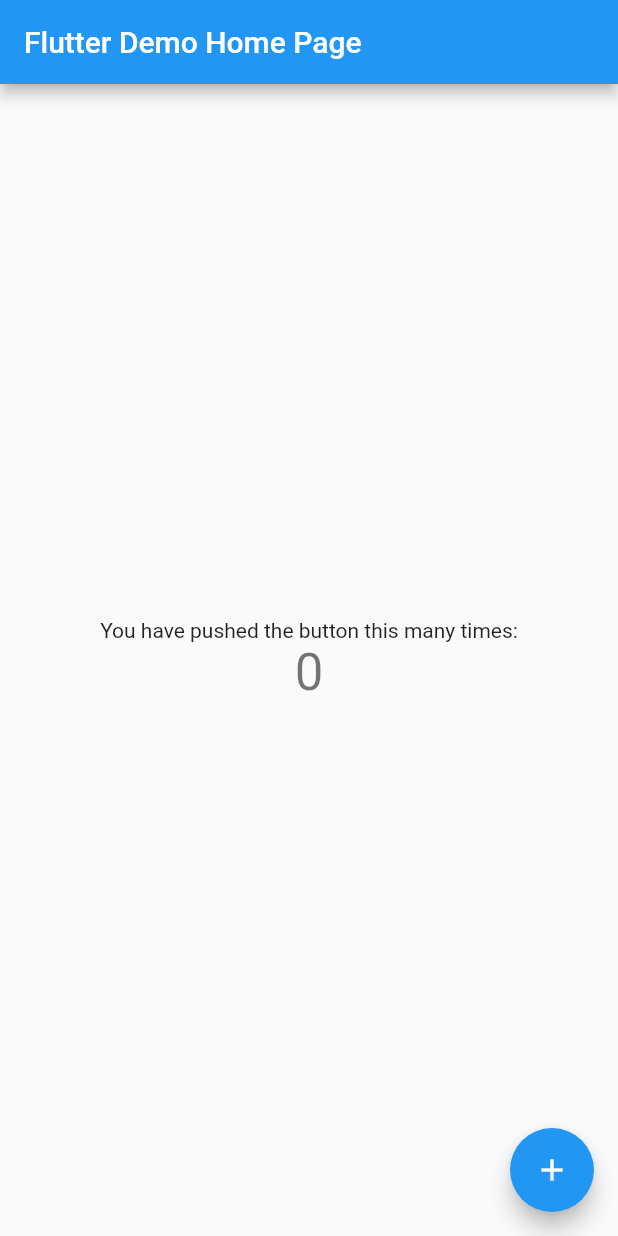
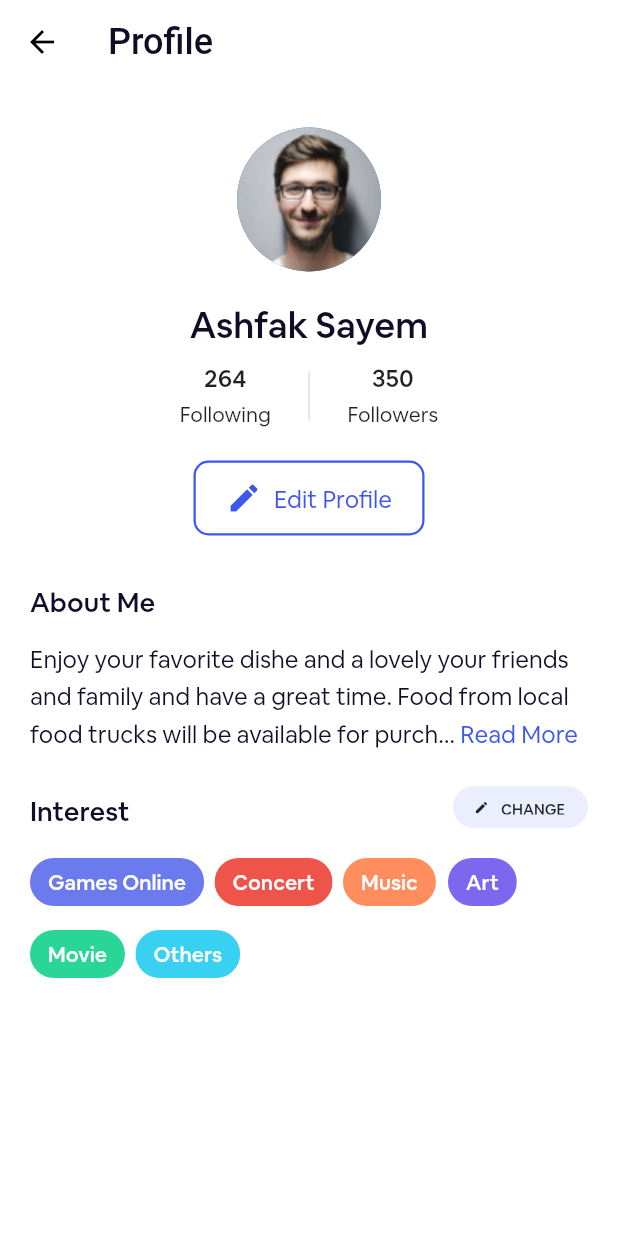
Before and after one commit to callmhejerry/Eventhub, a Flutter app: the screen it shows after launch, on a phone screen of 412 x 824 dp. Run offline on Flutter 3.47's test engine with Material 2 defaults, Android fonts, the phone set to English and light mode, and no system bars; drawn by our look-alikes of readmore.

Commit message:
Added the styling for the app

```diff
--- /dev/null
+++ b/lib/core/styles/color_styles.dart
@@ -0,0 +1,14 @@
+import 'package:flutter/material.dart';
+
+class AppColorStyle {
+  static const Color primaryBlue = Color(0xff3D56F0);
+  static const Color red = Color(0xffF0635A);
+  // static const Color orange = Color(0xff39b54a);
+  // static const Color green = Color(0xFFF0635a);
+
+  // Background
+  static const Color blackBg = Color(0xff39b54a);
+
+  // Text color
+  static const darkTextColor = Color(0xff120D26);
+}
--- /dev/null
+++ b/lib/core/styles/text_styles.dart
@@ -0,0 +1,72 @@
+import 'package:flutter/material.dart';
+
+class AppTextStyle {
+  static const TextStyle h1 = TextStyle(
+    fontSize: 50,
+    height: 0.72,
+    fontWeight: FontWeight.bold,
+  );
+  static const TextStyle h2 = TextStyle(
+    fontSize: 35,
+    fontWeight: FontWeight.normal,
+  );
+
+  static const TextStyle h3 = TextStyle(
+    fontSize: 30,
+    fontWeight: FontWeight.normal,
+  );
+  static const TextStyle h4 = TextStyle(
+    fontSize: 24,
+    fontWeight: FontWeight.w500,
+  );
+
+  static const TextStyle h5 = TextStyle(
+    fontSize: 22,
+    fontWeight: FontWeight.w500,
+    height: 34 / 22,
+  );
+
+  static TextStyle title1 = const TextStyle(
+    fontSize: 18,
+    fontWeight: FontWeight.w500,
+  );
+
+  static const TextStyle title2 = TextStyle(
+    fontSize: 16,
+    fontWeight: FontWeight.w500,
+  );
+
+  static const TextStyle body1 = TextStyle(
+    fontSize: 16,
+    fontWeight: FontWeight.normal,
+    height: 25 / 16,
+  );
+
+  static const TextStyle button = TextStyle(
+    fontSize: 16,
+    height: 0.25,
+    fontWeight: FontWeight.w500,
+    letterSpacing: 1,
+  );
+  static const TextStyle title3 = TextStyle(
+    fontSize: 15,
+    fontWeight: FontWeight.w500,
+  );
+  static const TextStyle body2 = TextStyle(
+    fontSize: 15,
+    fontWeight: FontWeight.normal,
+  );
+  static const TextStyle body3 = TextStyle(
+    fontSize: 14,
+    fontWeight: FontWeight.normal,
+    height: 23 / 14,
+  );
+  static const TextStyle subTitle1 = TextStyle(
+    fontSize: 13,
+    fontWeight: FontWeight.normal,
+  );
+  static const TextStyle subTitle2 = TextStyle(
+    fontSize: 12,
+    fontWeight: FontWeight.normal,
+  );
+}
--- a/lib/main.dart
+++ b/lib/main.dart
@@ -1,11 +1,14 @@
+import 'package:event_hub/core/styles/color_styles.dart';
+import 'package:event_hub/core/styles/text_styles.dart';
+import 'package:event_hub/src/feature/profile/profile_screen.dart';
 import 'package:flutter/material.dart';
 
 void main() {
-  runApp(const MyApp());
+  runApp(const EventHub());
 }
 
-class MyApp extends StatelessWidget {
-  const MyApp({super.key});
+class EventHub extends StatelessWidget {
+  const EventHub({super.key});
 
   // This widget is the root of your application.
   @override
@@ -13,103 +16,39 @@ class MyApp extends StatelessWidget {
     return MaterialApp(
       title: 'Flutter Demo',
       theme: ThemeData(
-        // This is the theme of your application.
-        //
-        // Try running your application with "flutter run". You'll see the
-        // application has a blue toolbar. Then, without quitting the app, try
-        // changing the primarySwatch below to Colors.green and then invoke
-        // "hot reload" (press "r" in the console where you ran "flutter run",
-        // or simply save your changes to "hot reload" in a Flutter IDE).
-        // Notice that the counter didn't reset back to zero; the application
-        // is not restarted.
-        primarySwatch: Colors.blue,
+        fontFamily: "AirbnbCereal",
+        scaffoldBackgroundColor: Colors.white,
+        outlinedButtonTheme: OutlinedButtonThemeData(
+          style: ButtonStyle(
+              side: const MaterialStatePropertyAll(
+                BorderSide(
+                  color: AppColorStyle.primaryBlue,
+                  width: 1.5,
+                ),
+              ),
+              minimumSize: const MaterialStatePropertyAll(Size(154, 50)),
+              iconColor:
+                  const MaterialStatePropertyAll(AppColorStyle.primaryBlue),
+              shape: MaterialStatePropertyAll(
+                RoundedRectangleBorder(
+                  borderRadius: BorderRadius.circular(10),
+                ),
+              )),
+        ),
+        primaryColor: AppColorStyle.primaryBlue,
+        appBarTheme: AppBarTheme(
+          elevation: 0,
+          centerTitle: false,
+          iconTheme: const IconThemeData(
+            color: Colors.black,
+          ),
+          backgroundColor: Colors.white,
+          titleTextStyle: AppTextStyle.h4.copyWith(
+            color: AppColorStyle.darkTextColor,
+          ),
+        ),
       ),
-      home: const MyHomePage(title: 'Flutter Demo Home Page'),
+      home: ProfileScreen(),
     );
   }
 }
-
-class MyHomePage extends StatefulWidget {
-  const MyHomePage({super.key, required this.title});
-
-  // This widget is the home page of your application. It is stateful, meaning
-  // that it has a State object (defined below) that contains fields that affect
-  // how it looks.
-
-  // This class is the configuration for the state. It holds the values (in this
-  // case the title) provided by the parent (in this case the App widget) and
-  // used by the build method of the State. Fields in a Widget subclass are
-  // always marked "final".
-
-  final String title;
-
-  @override
-  State<MyHomePage> createState() => _MyHomePageState();
-}
-
-class _MyHomePageState extends State<MyHomePage> {
-  int _counter = 0;
-
-  void _incrementCounter() {
-    setState(() {
-      // This call to setState tells the Flutter framework that something has
-      // changed in this State, which causes it to rerun the build method below
-      // so that the display can reflect the updated values. If we changed
-      // _counter without calling setState(), then the build method would not be
-      // called again, and so nothing would appear to happen.
-      _counter++;
-    });
-  }
-
-  @override
-  Widget build(BuildContext context) {
-    // This method is rerun every time setState is called, for instance as done
-    // by the _incrementCounter method above.
-    //
-    // The Flutter framework has been optimized to make rerunning build methods
-    // fast, so that you can just rebuild anything that needs updating rather
-    // than having to individually change instances of widgets.
-    return Scaffold(
-      appBar: AppBar(
-        // Here we take the value from the MyHomePage object that was created by
-        // the App.build method, and use it to set our appbar title.
-        title: Text(widget.title),
-      ),
-      body: Center(
-        // Center is a layout widget. It takes a single child and positions it
-        // in the middle of the parent.
-        child: Column(
-          // Column is also a layout widget. It takes a list of children and
-          // arranges them vertically. By default, it sizes itself to fit its
-          // children horizontally, and tries to be as tall as its parent.
-          //
-          // Invoke "debug painting" (press "p" in the console, choose the
-          // "Toggle Debug Paint" action from the Flutter Inspector in Android
-          // Studio, or the "Toggle Debug Paint" command in Visual Studio Code)
-          // to see the wireframe for each widget.
-          //
-          // Column has various properties to control how it sizes itself and
-          // how it positions its children. Here we use mainAxisAlignment to
-          // center the children vertically; the main axis here is the vertical
-          // axis because Columns are vertical (the cross axis would be
-          // horizontal).
-          mainAxisAlignment: MainAxisAlignment.center,
-          children: <Widget>[
-            const Text(
-              'You have pushed the button this many times:',
-            ),
-            Text(
-              '$_counter',
-              style: Theme.of(context).textTheme.headlineMedium,
-            ),
-          ],
-        ),
-      ),
-      floatingActionButton: FloatingActionButton(
-        onPressed: _incrementCounter,
-        tooltip: 'Increment',
-        child: const Icon(Icons.add),
-      ), // This trailing comma makes auto-formatting nicer for build methods.
-    );
-  }
-}
--- /dev/null
+++ b/lib/src/feature/home/home_screen.dart
@@ -0,0 +1,14 @@
+import 'package:flutter/material.dart';
+
+class HomeScreen extends StatelessWidget {
+  const HomeScreen({super.key});
+
+  @override
+  Widget build(BuildContext context) {
+    return const Scaffold(
+      body: Center(
+        child: Text("Home Screen"),
+      ),
+    );
+  }
+}
--- /dev/null
+++ b/lib/src/feature/profile/profile_screen.dart
@@ -0,0 +1,224 @@
+import 'package:event_hub/core/styles/color_styles.dart';
+import 'package:event_hub/core/styles/text_styles.dart';
+import 'package:flutter/material.dart';
+import 'package:readmore/readmore.dart';
+
+class ProfileScreen extends StatelessWidget {
+  ProfileScreen({super.key});
+  final chips = [
+    "Games Online",
+    "Concert",
+    "Music",
+    "Art",
+    "Movie",
+    "Others",
+  ];
+  @override
+  Widget build(BuildContext context) {
+    return Scaffold(
+      appBar: AppBar(
+        title: const Text("Profile"),
+        leading: IconButton(
+          icon: const Icon(Icons.arrow_back),
+          onPressed: () {},
+        ),
+      ),
+      body: SafeArea(
+        child: SingleChildScrollView(
+          padding: const EdgeInsets.symmetric(horizontal: 20),
+          child: Column(
+            crossAxisAlignment: CrossAxisAlignment.start,
+            children: [
+              const SizedBox(
+                height: 29,
+              ),
+              const Align(
+                child: CircleAvatar(
+                  backgroundImage:
+                      AssetImage("assets/images/profile_avatar.png"),
+                  radius: 96 / 2,
+                ),
+              ),
+              const SizedBox(
+                height: 20,
+              ),
+              Align(
+                child: Text(
+                  "Ashfak Sayem",
+                  style: AppTextStyle.h4.copyWith(
+                    color: AppColorStyle.darkTextColor,
+                  ),
+                ),
+              ),
+              const SizedBox(
+                height: 10,
+              ),
+              const FollowersAndFollowing(
+                followers: "350",
+                following: "264",
+              ),
+              const SizedBox(
+                height: 21,
+              ),
+              Align(
+                child: OutlinedButton.icon(
+                  onPressed: () {},
+                  icon: const Icon(Icons.edit),
+                  label: Text(
+                    "Edit Profile",
+                    style: AppTextStyle.body1.copyWith(
+                      color: AppColorStyle.primaryBlue,
+                    ),
+                  ),
+                ),
+              ),
+              const SizedBox(
+                height: 25,
+              ),
+              Text(
+                "About Me",
+                style: AppTextStyle.title1.copyWith(
+                  height: 34 / 18,
+                  color: AppColorStyle.darkTextColor,
+                ),
+              ),
+              const SizedBox(height: 10),
+              ReadMoreText(
+                "Enjoy your favorite dishe and a lovely your friends and family and have a great time. Food from local food trucks will be available for purchase.and have a great time. Food from local food",
+                trimCollapsedText: "Read More",
+                trimLines: 3,
+                colorClickableText: AppColorStyle.primaryBlue,
+                trimMode: TrimMode.Line,
+                style: AppTextStyle.body1.copyWith(
+                  color: AppColorStyle.darkTextColor,
+                ),
+              ),
+              const SizedBox(
+                height: 20,
+              ),
+              Row(
+                mainAxisAlignment: MainAxisAlignment.spaceBetween,
+                children: [
+                  Text(
+                    "Interest",
+                    style: AppTextStyle.title1.copyWith(
+                      height: 34 / 18,
+                      color: AppColorStyle.darkTextColor,
+                    ),
+                  ),
+                  Container(
+                    height: 28,
+                    width: 90,
+                    padding: const EdgeInsets.symmetric(
+                      vertical: 9,
+                      horizontal: 14,
+                    ),
+                    decoration: BoxDecoration(
+                      color: AppColorStyle.primaryBlue.withOpacity(.10),
+                      borderRadius: BorderRadius.circular(14),
+                    ),
+                    child: Row(
+                      children: const [
+                        Icon(
+                          Icons.edit,
+                          size: 10,
+                        ),
+                        SizedBox(
+                          width: 8,
+                        ),
+                        Text(
+                          "CHANGE",
+                          style: TextStyle(
+                            fontSize: 10,
+                            fontWeight: FontWeight.w500,
+                          ),
+                        )
+                      ],
+                    ),
+                  ),
+                ],
+              ),
+              const SizedBox(
+                height: 9,
+              ),
+              Wrap(
+                spacing: 7,
+                children: List.generate(
+                  chips.length,
+                  (index) {
+                    final colors = [
+                      const Color(0xff6B7AED),
+                      const Color(0xffEE544A),
+                      const Color(0xffFF8D5D),
+                      const Color(0xff7D67EE),
+                      const Color(0xff29D697),
+                      const Color(0xff39D1F2),
+                    ];
+                    return Chip(
+                      label: Text(
+                        chips[index],
+                        style: const TextStyle(
+                          color: Colors.white,
+                        ),
+                      ),
+                      backgroundColor: colors[index],
+                    );
+                  },
+                ),
+              )
+            ],
+          ),
+        ),
+      ),
+    );
+  }
+}
+
+class FollowersAndFollowing extends StatelessWidget {
+  final String followers;
+  final String following;
+  const FollowersAndFollowing({
+    super.key,
+    required this.followers,
+    required this.following,
+  });
+
+  @override
+  Widget build(BuildContext context) {
+    return Row(
+      mainAxisAlignment: MainAxisAlignment.center,
+      children: [
+        Column(
+          children: [
+            Text(
+              following,
+              style: AppTextStyle.title2,
+            ),
+            const Text(
+              "Following",
+              style: AppTextStyle.body3,
+            ),
+          ],
+        ),
+        Container(
+          margin: const EdgeInsets.symmetric(horizontal: 25),
+          height: 32,
+          width: 1,
+          color: const Color(0xffdddddd),
+        ),
+        Column(
+          children: [
+            Text(
+              followers,
+              style: AppTextStyle.title2,
+            ),
+            const Text(
+              "Followers",
+              style: AppTextStyle.body3,
+            ),
+          ],
+        )
+      ],
+    );
+  }
+}
```
Also changed, not shown: pubspec.yaml (+12 -13 lines), assets/fonts/AirbnbCereal_W_Bd.otf (added), assets/fonts/AirbnbCereal_W_Bk.otf (added), assets/fonts/AirbnbCereal_W_Md.otf (added), assets/images/profile_avatar.png (added), pubspec.lock, 1 other file.
